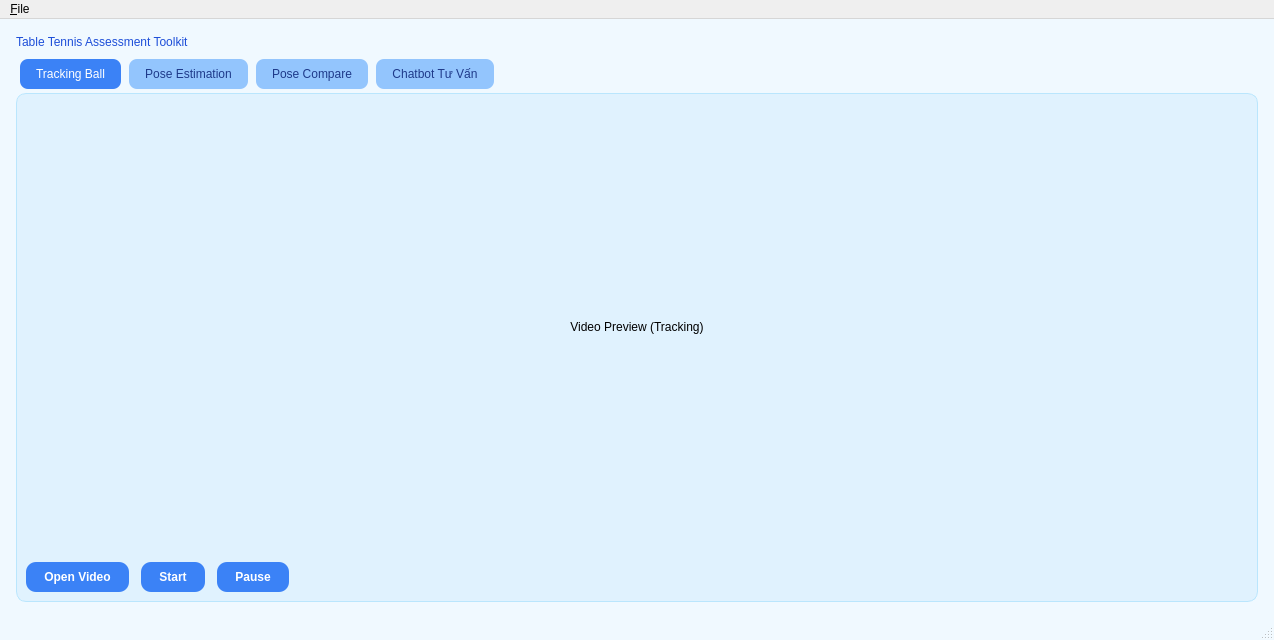
Above: ui/app.ui from tranhuy2206/App-Table-Tennis before the change. Below: the same form after it.
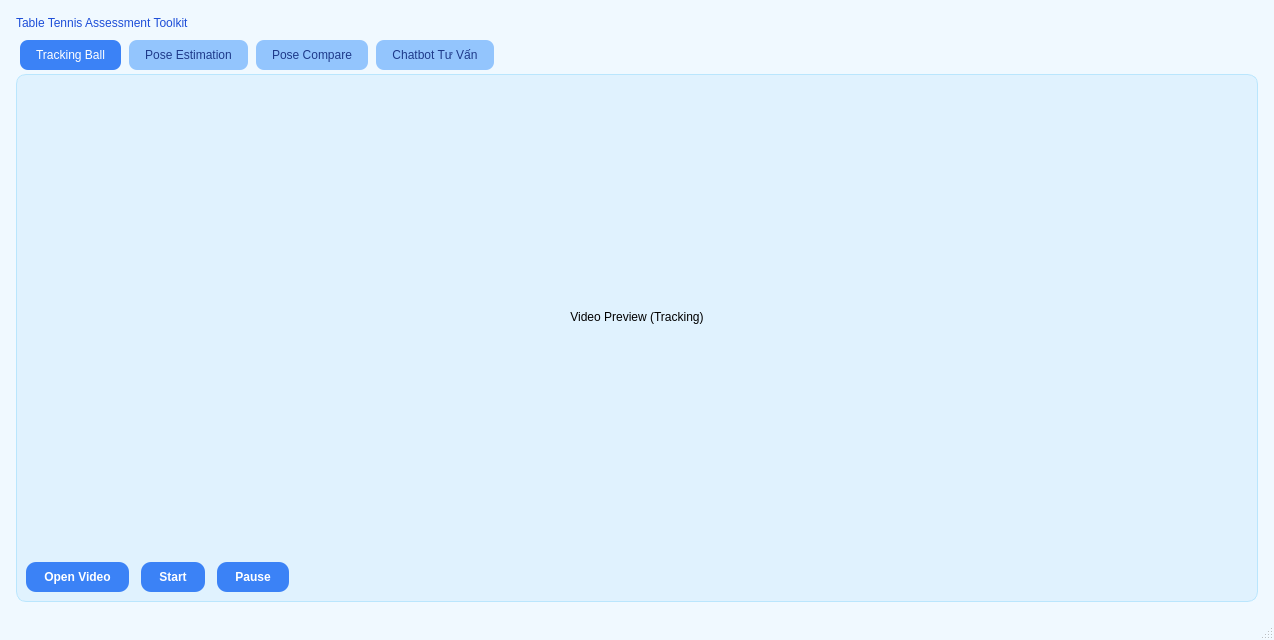
That is the form after the change.

Patch:
```diff
--- a/ui/app.ui
+++ b/ui/app.ui
@@ -452,17 +452,6 @@
     </item>
    </layout>
   </widget>
-  <widget class="QMenuBar" name="menubar">
-   <property name="geometry">
-    <rect>
-     <x>0</x>
-     <y>0</y>
-     <width>1272</width>
-     <height>33</height>
-    </rect>
-   </property>
-   <addaction name="menuFile"/>
-  </widget>
   <widget class="QStatusBar" name="statusbar"/>
   <action name="menuFile">
    <property name="text">
```
Left out of the diff: 5 changed lines with no effect on the pictures.
